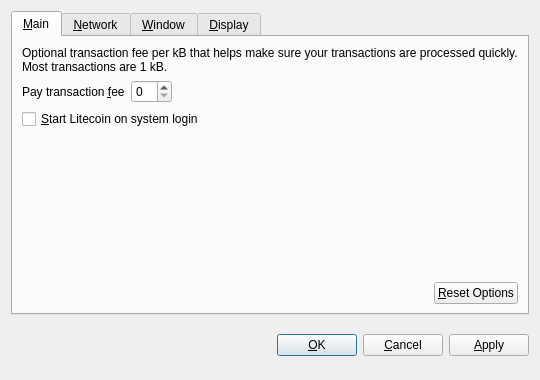
bitlek/bitlek, file src/qt/forms/optionsdialog.ui: the form before one commit.
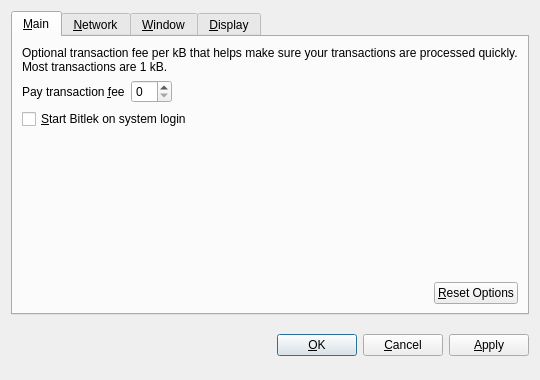
The form after the commit. Custom widgets are drawn as their Qt base class.

Patch:
```diff
--- a/src/qt/forms/optionsdialog.ui
+++ b/src/qt/forms/optionsdialog.ui
@@ -82,7 +82,7 @@
           <string>Automatically start Litecoin after logging in to the system.</string>
          </property>
          <property name="text">
-          <string>&amp;Start Litecoin on system login</string>
+          <string>&amp;Start Bitlek on system login</string>
          </property>
         </widget>
        </item>
```
Left out of the diff: 10 changed lines with no effect on the pictures.
